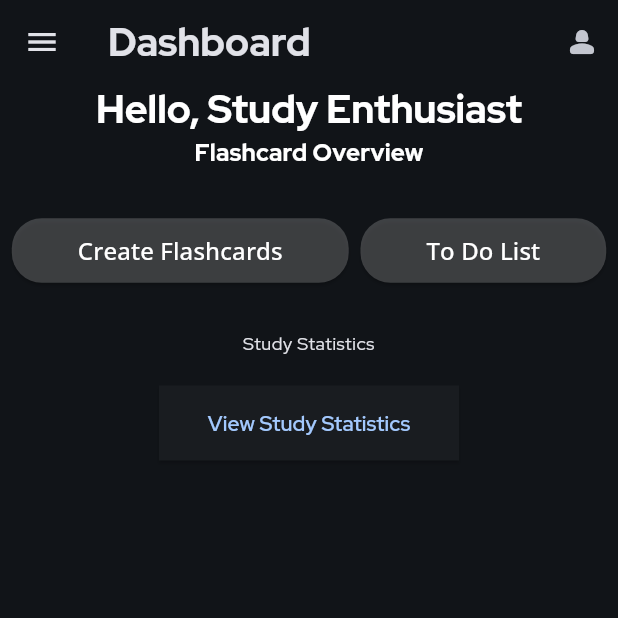
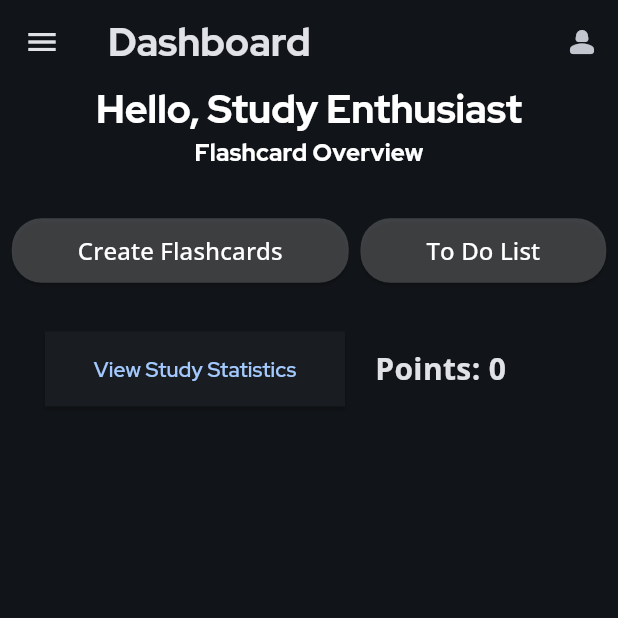
Before and after one commit to cryleafing/speechverse_v21, a Flutter app: the Dashboard screen opened by its route, on a phone screen of 412 x 824 dp, the top half of it. Run offline on Flutter 3.47's test engine with Material 3 defaults, Android fonts, the phone set to English and light mode, and no system bars; our stand-ins replace firebase_auth, firebase_core, firebase_database, flip_card, flutter_tts, sqflite; accounts and stored records are empty.

Commit message:
tts integration, update kotlin ver, cleaning

```diff
--- a/lib/app_theme.dart
+++ b/lib/app_theme.dart
@@ -4,15 +4,14 @@ class AppTheme {
   static final darkTheme = ThemeData(
     useMaterial3: true,
     // colours for material 3, setup
-    // Define the default brightness and colors.
+    // define the default brightness and colors.
     colorScheme: ColorScheme.fromSeed(
-      seedColor: Color.fromARGB(255, 31, 67, 107), // custom swatch
+      seedColor: const Color.fromARGB(255, 31, 67, 107), // custom swatch
       // will contrast a dark background
       brightness: Brightness.dark,
     ),
     fontFamily: 'RedHatDisplay',
-    // Define the default `TextTheme`. Use this to specify the default
-    // text styling for headlines, titles, bodies of text, and more.
+    // chosen text asset included in files..
     textTheme: const TextTheme(
       displayLarge: TextStyle(
         fontSize: 60,
--- a/lib/firebase/session_service.dart
+++ b/lib/firebase/session_service.dart
@@ -5,7 +5,7 @@ import 'package:firebase_auth/firebase_auth.dart';
 
 Future<Map<DateTime, int>> fetchDailyStudyTime() async {
   var userId = FirebaseAuth.instance.currentUser?.uid;
-  print("Fetching study sessions for user ID: $userId"); // Check user ID
+  print("Fetching study sessions for user ID: $userId"); // check user ID
 
   Map<DateTime, int> dailyDurations = {};
 
@@ -15,7 +15,6 @@ Future<Map<DateTime, int>> fetchDailyStudyTime() async {
     DatabaseEvent event = await ref.once();
 
     if (event.snapshot.exists) {
-      print("Data found for user: $userId");
       Map<dynamic, dynamic> sessions = Map.from(event.snapshot.value as Map);
 
       sessions.forEach((key, value) {
@@ -25,19 +24,48 @@ Future<Map<DateTime, int>> fetchDailyStudyTime() async {
             DateTime(timestamp.year, timestamp.month, timestamp.day);
         int duration = value['duration'] as int;
 
-        // Ensure the dateKey is initialized in the map
+        // make sure the dateKey is initialized in the map
         if (!dailyDurations.containsKey(dateKey)) {
           dailyDurations[dateKey] =
-              0; // Initialize to 0 if the key does not exist
+              0; // initialize to 0 if the key does not exist
         }
 
         dailyDurations[dateKey] = dailyDurations[dateKey]! + duration;
       });
     } else {
-      print("No data available for user: $userId");
+      // do nothing
     }
   } else {
-    print("User ID is null, cannot fetch data");
+    // do nothing, was originally space for debug prints here, but left it.
   }
   return dailyDurations;
 }
+
+class PointsService {
+  final DatabaseReference _dbRef = FirebaseDatabase.instance.ref();
+  final String? _userId = FirebaseAuth.instance.currentUser?.uid;
+
+  // helper method to convert minutes to points, this isnt used much
+  int convertMinutesToPoints(int minutes) {
+    // 1 minute = 1 point
+    return minutes;
+  }
+
+  Future<int> fetchPoints() async {
+    if (_userId == null) {
+      return 0;
+    }
+
+    final userPointsRef = _dbRef.child('user_points/$_userId');
+    try {
+      DataSnapshot snapshot = await userPointsRef.get();
+      if (snapshot.exists) {
+        return snapshot.value as int;
+      } else {
+        return 0; // no points found, return 0
+      }
+    } catch (error) {
+      return 0; // in case of error, return 0
+    }
+  }
+}
--- a/lib/screens/createflashcard.dart
+++ b/lib/screens/createflashcard.dart
@@ -7,21 +7,20 @@ import 'package:speechverse_v2/sqlite/flashcard_db_helper.dart';
 
 class Deck {
   final int?
-      id; // Nullable because the ID is auto-generated by the database upon insertion.
+      id; // nullable because the ID is auto-generated by the database upon insertion.
   final String deckName;
 
   Deck({this.id, required this.deckName});
 
-  // Convert a Deck object into a Map object.
+  // convert a Deck object into a Map object / helps later on
   Map<String, dynamic> toMap() {
     return {
       'id':
-          id, // This will be null if it's a new deck that hasn't been inserted into the database yet.
+          id, // will be null if it's a new deck that hasn't been inserted into the database yet.
       'deck_name': deckName,
     };
   }
 
-  // Construct a Deck from a Map object.
   factory Deck.fromMap(Map<String, dynamic> map) {
     return Deck(
       id: map['id'],
@@ -115,7 +114,7 @@ class _CreateFlashcardState extends State<CreateFlashcard> {
     final String frontText = _frontTextController.text;
     final String backText = _backTextController.text;
 
-    // Validate input
+    // validate input
     if (frontText.isEmpty || backText.isEmpty || _selectedDeck == null) {
       // remind the user to fill in everything
       ScaffoldMessenger.of(context).showSnackBar(
@@ -134,7 +133,7 @@ class _CreateFlashcardState extends State<CreateFlashcard> {
       deckId: _selectedDeck!.id!,
     );
 
-    // Clear the text fields
+    // clear the text fields
     _frontTextController.clear();
     _backTextController.clear();
     // show confirmation message
--- a/lib/screens/dashboard.dart
+++ b/lib/screens/dashboard.dart
@@ -1,6 +1,7 @@
 // ignore_for_file: library_private_types_in_public_api
 
 import 'package:flutter/material.dart';
+import 'package:speechverse_v2/firebase/session_service.dart';
 
 class Dashboard extends StatelessWidget {
   const Dashboard({super.key});
@@ -97,23 +98,29 @@ class Dashboard extends StatelessWidget {
               ],
             ),
             const SizedBox(height: 30),
-            Text(
-              'Study Statistics',
-              style: Theme.of(context).textTheme.bodySmall,
-              textAlign: TextAlign.center,
+            Row(
+              children: [
+                const SizedBox(
+                  height: 20,
+                  width: 30,
                 ),
-            const SizedBox(height: 20),
                 ElevatedButton(
                   style: ElevatedButton.styleFrom(
                     shape: RoundedRectangleBorder(
                       borderRadius: BorderRadius.circular(0), // Square shape
                     ),
-                minimumSize: Size(200, 50), // Button size
+                    minimumSize: const Size(200, 50), // Button size
                   ),
                   onPressed: () {
                     Navigator.pushNamed(context, '/study_stats');
                   },
-              child: Text('View Study Statistics'),
+                  child: const Text('View Study Statistics'),
+                ),
+                const SizedBox(
+                  width: 20,
+                ),
+                const PointsDisplay(),
+              ],
             ),
           ]),
         ),
@@ -162,16 +169,42 @@ class Dashboard extends StatelessWidget {
                   Navigator.pushNamed(context, '/decks');
                 },
               ),
-              ListTile(
-                leading: const Icon(Icons.settings),
-                title: const Text('Settings'),
-                onTap: () {
-                  // go to settings, this should use sqlite...
-                  // settings should be able to clear the flashcard decks
-                },
-              ),
             ],
           ),
         ));
   }
 }
+
+class PointsDisplay extends StatefulWidget {
+  const PointsDisplay({super.key});
+
+  @override
+  _PointsDisplayState createState() => _PointsDisplayState();
+}
+
+class _PointsDisplayState extends State<PointsDisplay> {
+  int _points = 0;
+
+  // fake points system for now
+  @override
+  void initState() {
+    super.initState();
+    _loadPoints();
+  }
+
+  void _loadPoints() async {
+    var service = PointsService();
+    int points = await service.fetchPoints();
+    setState(() {
+      _points = points;
+    });
+  }
+
+  @override
+  Widget build(BuildContext context) {
+    return Text(
+      "Points: $_points",
+      style: const TextStyle(fontSize: 20, fontWeight: FontWeight.bold),
+    );
+  }
+}
--- a/lib/screens/flashcard_detail.dart
+++ b/lib/screens/flashcard_detail.dart
@@ -6,6 +6,9 @@ class FlashcardsPage extends StatelessWidget {
   final Deck deck;
 
   const FlashcardsPage({Key? key, required this.deck}) : super(key: key);
+
+  // this page loads up decks, will load up the first deck the user makes as a
+  // default
 
   @override
   Widget build(BuildContext context) {
--- a/lib/screens/home_page.dart
+++ b/lib/screens/home_page.dart
@@ -2,13 +2,17 @@ import 'package:flutter/material.dart';
 import 'package:speechverse_v2/screens/login.dart';
 
 class MyHomePage extends StatelessWidget {
+  const MyHomePage({super.key});
+
+  // landing page for personality!
+
   @override
   Widget build(BuildContext context) {
     return Scaffold(
       appBar: AppBar(
         backgroundColor: Theme.of(context)
             .colorScheme
-            .background, // Use custom background color
+            .background, // use custom background color
         title: Text(
           'Get Started',
           style: Theme.of(context).textTheme.bodyLarge!,
--- a/lib/screens/sessionsummary.dart
+++ b/lib/screens/sessionsummary.dart
@@ -16,9 +16,10 @@ class _SessionSummaryState extends State<SessionSummary> {
   void initState() {
     super.initState();
     _studyTimesFuture =
-        fetchDailyStudyTime(); // Ensure this method is available and correct
+        fetchDailyStudyTime(); // ensure this method is available and correct
   }
 
+  // see study times
   @override
   Widget build(BuildContext context) {
     return Scaffold(
--- a/lib/sqlite/flashcard_db_helper.dart
+++ b/lib/sqlite/flashcard_db_helper.dart
@@ -146,4 +146,6 @@ class FlashcardDatabaseHelper {
       );
     });
   }
+
+  // helper methods for the test
 }
```
Also changed, not shown: lib/main.dart (+4 -5 lines), lib/screens/decks.dart (+9 -6 lines), lib/screens/flashcardreview.dart (+36 -10 lines), lib/screens/login.dart (+5 -5 lines), lib/screens/profile.dart (+8 -9 lines), lib/sqlite/todo_db_helper.dart (+24 -0 lines), lib/tts_service.dart (added, +16 -0 lines), pubspec.yaml (+9 -0 lines), pubspec.lock, 7 other files. Lines whose indentation alone changed are shown as unchanged.
